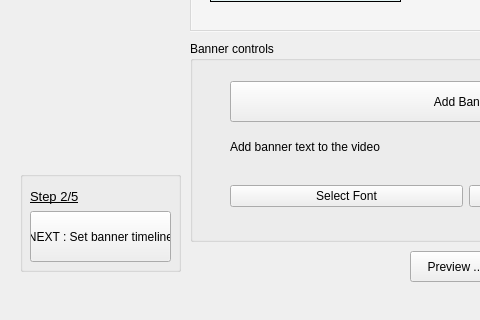
First picture: the form in ui/banner.ui, repository pratikone/videoVenom, before the edit; both pictures show x 0 to 480 and y 259 to 579 of the 794 by 579 pixel window.
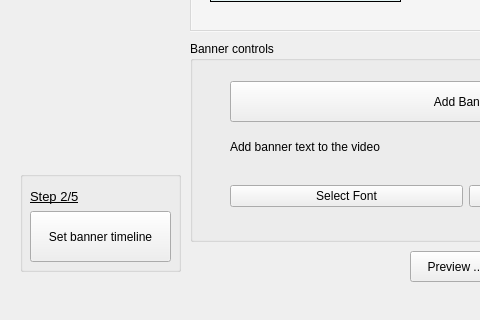
Second picture: the form after the edit. Icons and pictures are not drawn.

The edit to the form file:
```diff
--- a/ui/banner.ui
+++ b/ui/banner.ui
@@ -143,7 +143,11 @@
      </font>
     </property>
     <property name="text">
-     <string>NEXT : Set banner timeline</string>
+     <string>Set banner timeline</string>
+    </property>
+    <property name="icon">
+     <iconset resource="../moviepy/resources/icons.qrc">
+      <normaloff>:/next/Hopstarter-Button-Button-Next.ico</normaloff>:/next/Hopstarter-Button-Button-Next.ico</iconset>
     </property>
    </widget>
   </widget>
```
Left out of the diff: 8 changed lines with no effect on the pictures.
